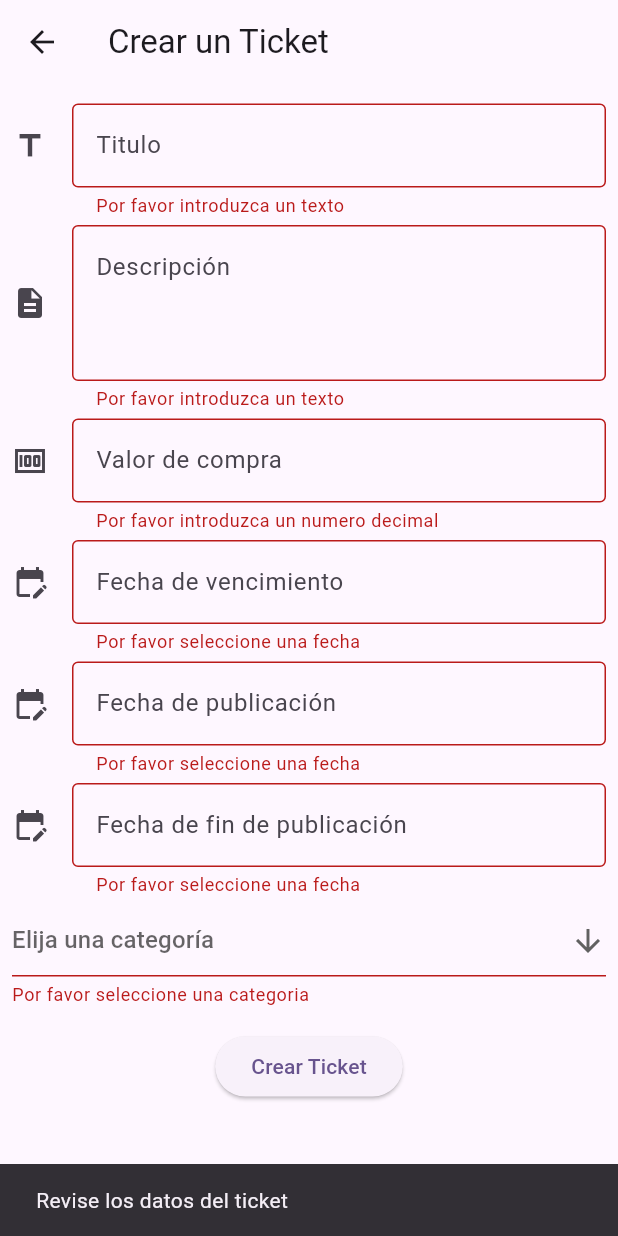
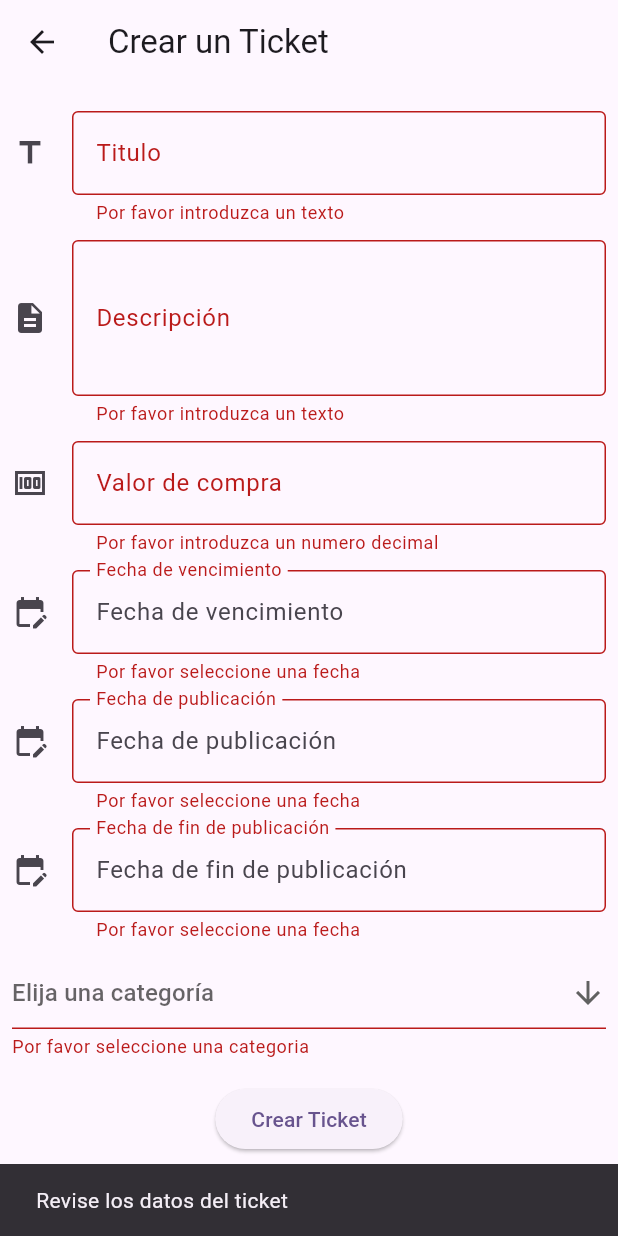
Before and after one commit to imagochan/AppTickets, a Flutter app: the MyCustomForm screen opened directly, after a tap on "Crear Ticket", on a phone screen of 412 x 824 dp. Run offline on Flutter 3.47's test engine with Material 2 defaults, Android fonts, the phone set to English and light mode, and no system bars.

Commit message:
added labels to fields

```diff
--- a/lib/pantallas/pantalla_crear_ticket_form_cookbook.dart
+++ b/lib/pantallas/pantalla_crear_ticket_form_cookbook.dart
@@ -192,13 +192,14 @@ class MyCustomFormState extends State<MyCustomForm> {
               crossAxisAlignment: CrossAxisAlignment.start,
               children: [
                 const SizedBox(
-                  height: 5,
+                  height: 10,
                 ),
                 TextFormField(
                   controller: tituloController,
                   decoration: const InputDecoration(
-                    hintText: "Titulo",
-                    helperText: "Titulo",
+                    hintText: "Ingrese un Titulo",
+                    //helperText: "Titulo",
+                    labelText: "Titulo",
                     icon: Icon(Icons.title),
                     border: OutlineInputBorder(),
                   ),
@@ -210,7 +211,7 @@ class MyCustomFormState extends State<MyCustomForm> {
                   },
                 ),
                 const SizedBox(
-                  height: 5,
+                  height: 10,
                 ),
                 TextFormField(
                   minLines: 3,
@@ -218,8 +219,9 @@ class MyCustomFormState extends State<MyCustomForm> {
                   keyboardType: TextInputType.multiline,
                   controller: descripcionController,
                   decoration: const InputDecoration(
-                    hintText: "Descripción",
-                    helperText: "Descripción",
+                    hintText: "Ingrese una Descripción",
+                    //helperText: "Descripción",
+                    labelText: "Descripción",
                     icon: Icon(Icons.description),
                     border: OutlineInputBorder(),
                   ),
@@ -231,7 +233,7 @@ class MyCustomFormState extends State<MyCustomForm> {
                   },
                 ),
                 const SizedBox(
-                  height: 5,
+                  height: 10,
                 ),
                 TextFormField(
                   controller: valorCompraController,
@@ -241,8 +243,9 @@ class MyCustomFormState extends State<MyCustomForm> {
                   keyboardType:
                       const TextInputType.numberWithOptions(decimal: true),
                   decoration: const InputDecoration(
-                    hintText: "Valor de compra",
-                    helperText: "Valor de compra",
+                    hintText: "Ingrese un Valor de compra",
+                    //helperText: "Valor de compra",
+                    labelText: "Valor de compra",
                     icon: Icon(Icons.money),
                     border: OutlineInputBorder(),
                   ),
@@ -254,7 +257,7 @@ class MyCustomFormState extends State<MyCustomForm> {
                   },
                 ),
                 const SizedBox(
-                  height: 5,
+                  height: 10,
                 ),
                 TextFormField(
                   onTap: () async {
@@ -275,8 +278,10 @@ class MyCustomFormState extends State<MyCustomForm> {
                   readOnly: true,
                   controller: fechaVencimientoController,
                   decoration: const InputDecoration(
-                    helperText: "Fecha de vencimiento",
+                    //helperText: "Fecha de vencimiento",
                     hintText: "Fecha de vencimiento",
+                    labelText: "Fecha de vencimiento",
+                    floatingLabelBehavior: FloatingLabelBehavior.always,
                     icon: Icon(Icons.edit_calendar),
                     border: OutlineInputBorder(),
                   ),
@@ -288,7 +293,7 @@ class MyCustomFormState extends State<MyCustomForm> {
                   },
                 ),
                 const SizedBox(
-                  height: 5,
+                  height: 10,
                 ),
                 TextFormField(
                   onTap: () async {
@@ -309,8 +314,10 @@ class MyCustomFormState extends State<MyCustomForm> {
                   readOnly: true,
                   controller: fechaPublicacionController,
                   decoration: const InputDecoration(
-                    helperText: "Fecha de publicación",
+                    //helperText: "Fecha de publicación",
                     hintText: "Fecha de publicación",
+                    labelText: "Fecha de publicación",
+                    floatingLabelBehavior: FloatingLabelBehavior.always,
                     icon: Icon(Icons.edit_calendar),
                     border: OutlineInputBorder(),
                   ),
@@ -322,7 +329,7 @@ class MyCustomFormState extends State<MyCustomForm> {
                   },
                 ),
                 const SizedBox(
-                  height: 5,
+                  height: 10,
                 ),
                 TextFormField(
                   onTap: () async {
@@ -343,8 +350,10 @@ class MyCustomFormState extends State<MyCustomForm> {
                   readOnly: true,
                   controller: fechaFinPublicacionController,
                   decoration: const InputDecoration(
-                    helperText: "Fecha de fin de publicación",
+                    //helperText: "Fecha de fin de publicación",
                     hintText: "Fecha de fin de publicación",
+                    labelText: "Fecha de fin de publicación",
+                    floatingLabelBehavior: FloatingLabelBehavior.always,
                     icon: Icon(Icons.edit_calendar),
                     border: OutlineInputBorder(),
                   ),
@@ -356,7 +365,7 @@ class MyCustomFormState extends State<MyCustomForm> {
                   },
                 ),
                 const SizedBox(
-                  height: 5,
+                  height: 10,
                 ),
                 selectorCategoria,
                 botonCrearTicket,
```
